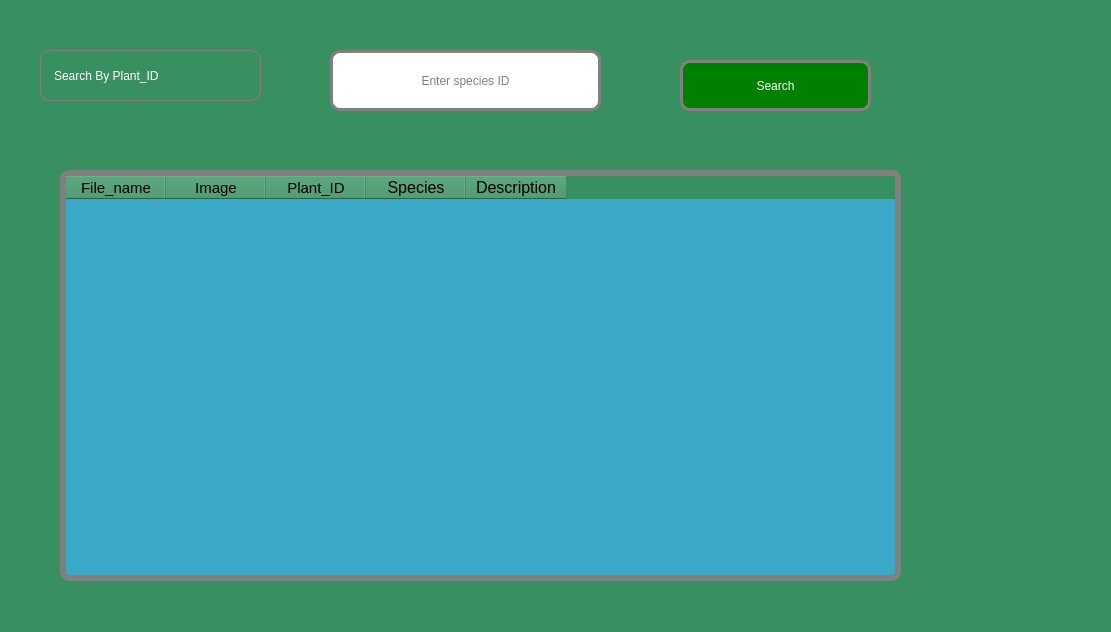
Above: species.ui from Rabsoninnora/RoseGardenPlantCareSystem before the change. Below: the same form after it.
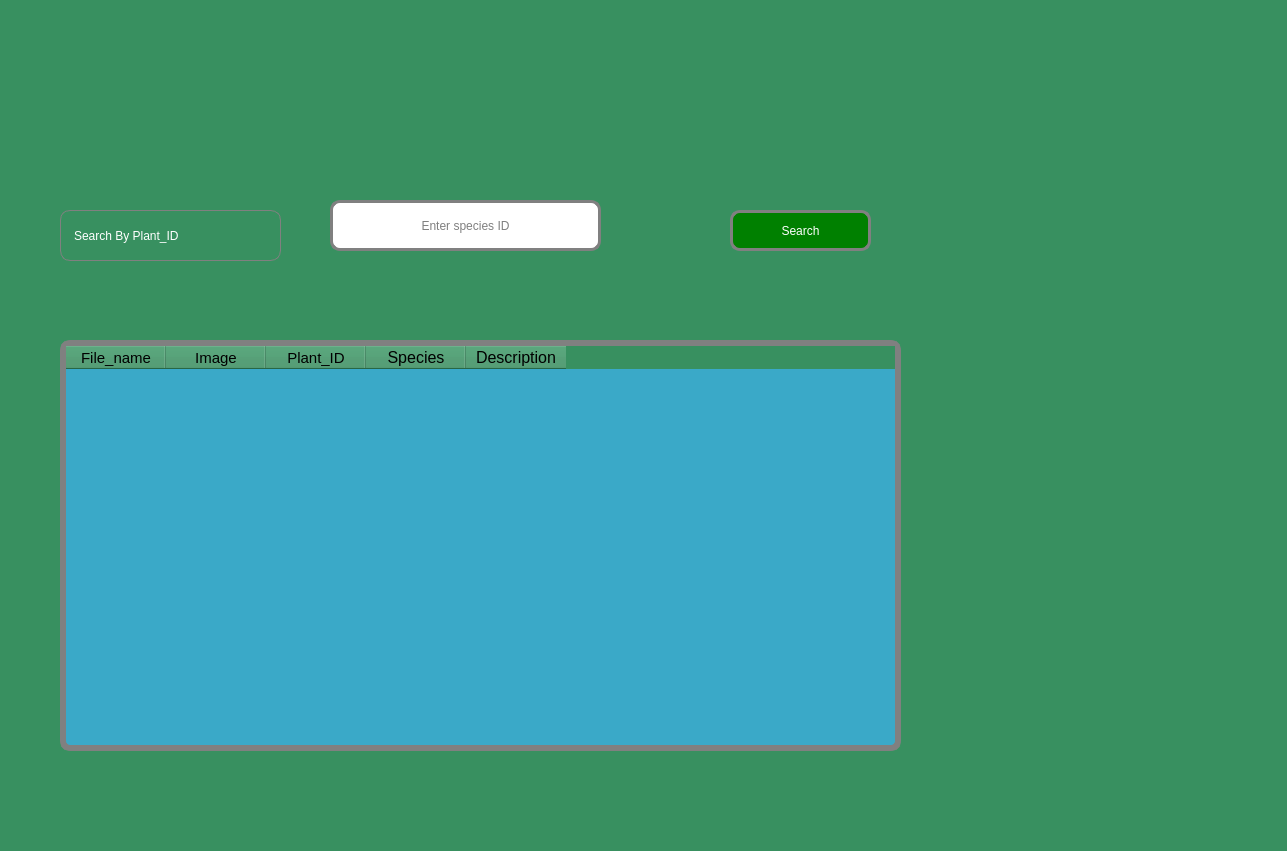
That is the form after the change. Icons and pictures are not drawn.

Patch:
```diff
--- a/species.ui
+++ b/species.ui
@@ -6,8 +6,8 @@
    <rect>
     <x>0</x>
     <y>0</y>
-    <width>1111</width>
-    <height>632</height>
+    <width>1287</width>
+    <height>851</height>
    </rect>
   </property>
   <property name="windowTitle">
@@ -20,10 +20,10 @@
   <widget class="QPushButton" name="btnSearch">
    <property name="geometry">
     <rect>
-     <x>680</x>
-     <y>60</y>
-     <width>191</width>
-     <height>51</height>
+     <x>730</x>
+     <y>210</y>
+     <width>141</width>
+     <height>41</height>
     </rect>
    </property>
    <property name="styleSheet">
@@ -42,14 +42,23 @@
    <property name="text">
     <string>Search</string>
    </property>
+   <property name="icon">
+    <iconset theme="system-search"/>
+   </property>
+   <property name="autoDefault">
+    <bool>false</bool>
+   </property>
+   <property name="default">
+    <bool>true</bool>
+   </property>
   </widget>
   <widget class="QLineEdit" name="txtSpeciesName">
    <property name="geometry">
     <rect>
      <x>330</x>
-     <y>50</y>
+     <y>200</y>
      <width>271</width>
-     <height>61</height>
+     <height>51</height>
     </rect>
    </property>
    <property name="styleSheet">
@@ -72,8 +81,8 @@
   <widget class="QLabel" name="label">
    <property name="geometry">
     <rect>
-     <x>40</x>
-     <y>50</y>
+     <x>60</x>
+     <y>210</y>
      <width>221</width>
      <height>51</height>
     </rect>
@@ -97,7 +106,7 @@
    <property name="geometry">
     <rect>
      <x>60</x>
-     <y>170</y>
+     <y>340</y>
      <width>841</width>
      <height>411</height>
     </rect>
```
